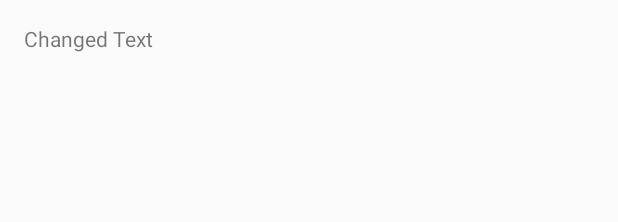
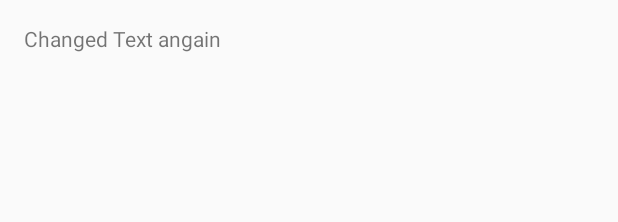
Before and after one commit to savannaholson/savannahsAndroidRepo, an Android app: the layout activity_main.xml on its own in the app's theme, with its tools: preview values and no code run, on a phone screen of 412 x 824 dp. Shown: the top 222 px of the screen. Run offline under Robolectric (Android 15) with nearby library versions, the phone set to English and light mode, and no system bars.

Commit message:
I changed it

```diff
--- a/app/src/main/res/layout/activity_main.xml
+++ b/app/src/main/res/layout/activity_main.xml
@@ -12,5 +12,5 @@
     <TextView
         android:layout_width="wrap_content"
         android:layout_height="wrap_content"
-        android:text="Changed Text" />
+        android:text="Changed Text angain" />
 </RelativeLayout>
```
